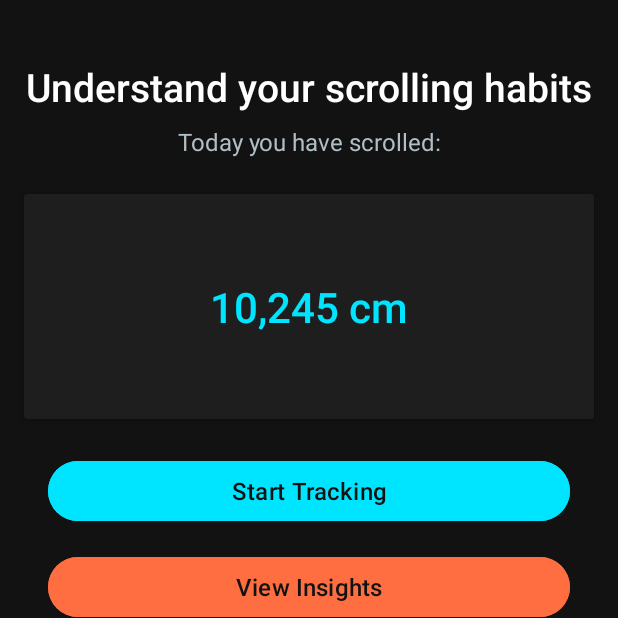
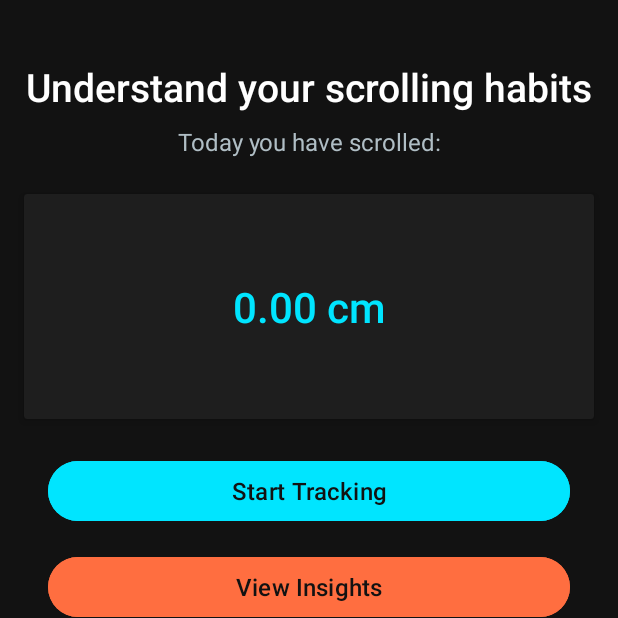
Before and after one commit to HarryFoster1812/ScrollTracker, an Android app: the screen it shows after launch (MainActivity), on a phone screen of 412 x 824 dp, the top half of it. Run offline under Robolectric (Android 15) with nearby library versions, the phone set to English and light mode, and no system bars.

Commit message:
Fixed the bug where the HomeFragment would not update on resume.

```diff
--- a/app/src/main/java/com/example/scrolltracker/HomeFragment.java
+++ b/app/src/main/java/com/example/scrolltracker/HomeFragment.java
@@ -1,5 +1,6 @@
 package com.example.scrolltracker;
 
+import android.annotation.SuppressLint;
 import android.os.Build;
 import android.os.Bundle;
 import android.view.LayoutInflater;
@@ -23,6 +24,7 @@ public class HomeFragment extends Fragment {
         this.tracker = tracker;
     }
 
+    @SuppressLint("NewApi")
     @Nullable
     @Override
     public View onCreateView(@NonNull LayoutInflater inflater,
@@ -31,7 +33,10 @@ public class HomeFragment extends Fragment {
 
         View view = inflater.inflate(R.layout.fragment_home, container, false);
         distanceTextView = view.findViewById(R.id.tvScrollValue);
-
+        if (tracker != null) {
+            double distance = tracker.getTotalDistance(LocalDate.now());
+            updateUIDistance(distance);
+        }
         return view;
     }
 
@@ -39,7 +44,8 @@ public class HomeFragment extends Fragment {
     @RequiresApi(api = Build.VERSION_CODES.O)
     public void updateUIDistance(double distance) {
         // Update the TextView with the new distance value
-        distanceTextView.setText(String.format("%.2f cm", (float)tracker.getTotalDistance(LocalDate.now())));
-
+        if (distanceTextView != null) {
+            distanceTextView.setText(String.format("%.2f cm", (float) tracker.getTotalDistance(LocalDate.now())));
+        }
     }
 }
--- a/app/src/main/java/com/example/scrolltracker/MainActivity.java
+++ b/app/src/main/java/com/example/scrolltracker/MainActivity.java
@@ -33,6 +33,7 @@ public class MainActivity extends AppCompatActivity {
 
     String PACKAGE_NAME;
     ScrollTracker tracker;
+    HomeFragment homeFragment;
 
     // Receiver for receiving distance updates from ScrollAccessibilityService
     private final BroadcastReceiver distanceReceiver = new BroadcastReceiver() {
@@ -70,10 +71,8 @@ public class MainActivity extends AppCompatActivity {
 
         tracker = new ScrollTracker(this.getApplicationContext());
 
-        if (savedInstanceState == null) {
-            loadFragment(new HomeFragment(tracker), "HOME_FRAGMENT");
-        }
-
+        homeFragment = new HomeFragment(tracker);
+        loadFragment(homeFragment, "HOME_FRAGMENT");
         BottomNavigationView bottom_nav = findViewById(R.id.bottomNavigation);
         bottom_nav.setOnItemSelectedListener(item -> {
             Fragment selected_fragment = null;
@@ -124,7 +123,6 @@ public class MainActivity extends AppCompatActivity {
     }
 
     private void updateHomeFragmentUI(double distance){
-        HomeFragment homeFragment = (HomeFragment) getSupportFragmentManager().findFragmentByTag("HOME_FRAGMENT");
         if (homeFragment != null) {
             homeFragment.updateUIDistance(distance);
         }
```
